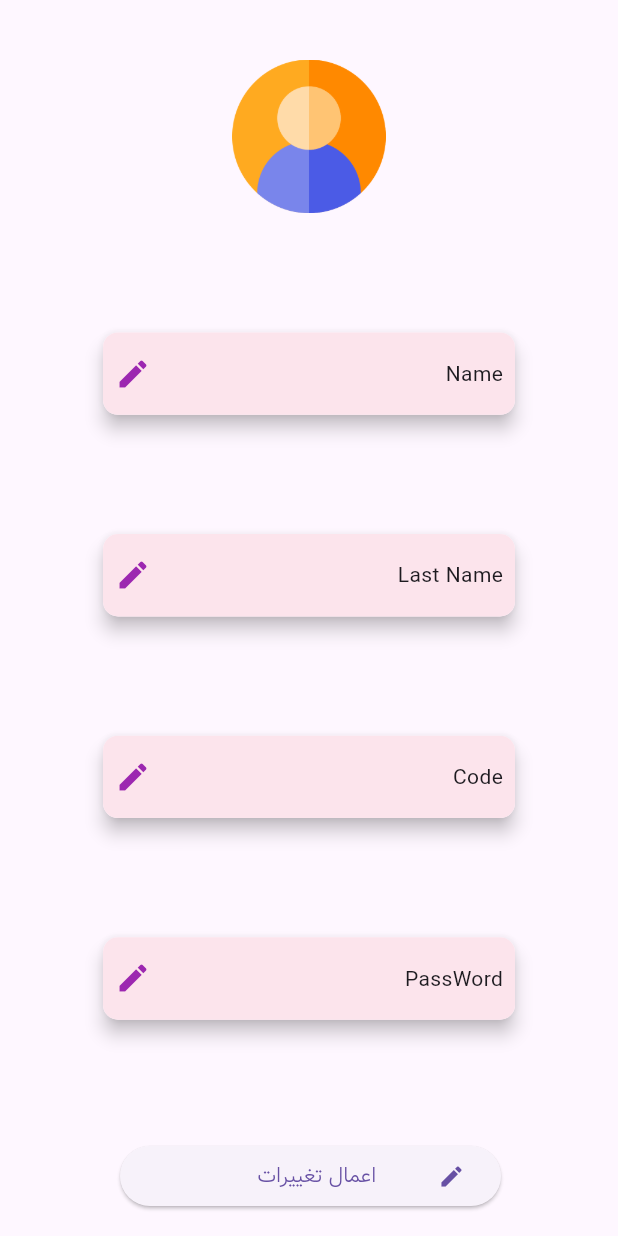
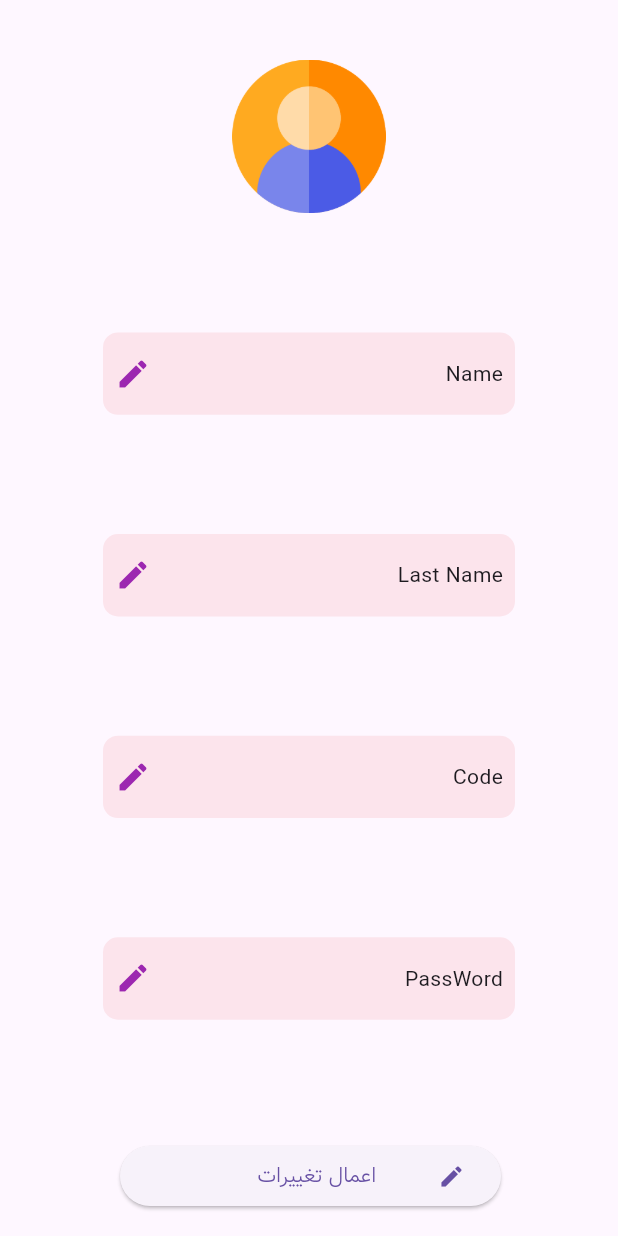
Before and after one commit to RezaHeidary/exam_app, a Flutter app: the UserView screen opened directly, on a phone screen of 412 x 824 dp. Run offline on Flutter 3.47's test engine with Material 2 defaults, Android fonts, the light colour scheme and no system bars; our stand-ins replace cached_network_image, custom_navigation_bar, get, get_storage, loading_animation_widget; accounts and stored records are empty.

Commit message:
update user view

```diff
--- a/lib/data/serveis/materialapp_service.dart
+++ b/lib/data/serveis/materialapp_service.dart
@@ -10,4 +10,8 @@ class MatrialAppService extends GetxService {
         ? Themes.darkTheme
         : Themes.lightTheme;
   }
+
+  Future getInit() async {
+    await GetStorage.init();
+  }
 }
--- a/lib/modules/home/controller/home_controller.dart
+++ b/lib/modules/home/controller/home_controller.dart
@@ -1,5 +1,5 @@
 import 'package:exam_app/core/theme/theme.dart';
-import 'package:exam_app/value/str.dart';
+import 'package:exam_app/core/value/str.dart';
 import 'package:flutter/material.dart';
 import 'package:get/get.dart';
 import 'package:get_storage/get_storage.dart';
@@ -9,10 +9,10 @@ class HomeController extends GetxController {
   var themeIndex = 0.obs;
 
   //user view
-  var textNameEditingController = TextEditingController();
-  var textLastNameEditingController = TextEditingController();
-  var textCodeEditingController = TextEditingController();
-  var textPasswodrEditingController = TextEditingController();
+  // var textNameEditingController = TextEditingController();
+  // var textLastNameEditingController = TextEditingController();
+  // var textCodeEditingController = TextEditingController();
+  // var textPasswodrEditingController = TextEditingController();
   var nameUser = "Name".obs;
   var lastNameUser = "Last Name".obs;
   var codeUser = "Code".obs;
@@ -36,6 +36,8 @@ class HomeController extends GetxController {
     getStorage.write("theme", "dark");
   }
 
+  getTextFildeForUser(String keyName, text) {}
+
   @override
   void onInit() {
     super.onInit();
--- a/lib/modules/home/view/home_view.dart
+++ b/lib/modules/home/view/home_view.dart
@@ -5,7 +5,7 @@ import 'package:exam_app/modules/home/view/user_view.dart';
 import 'package:exam_app/modules/home/widget/drawer_home_widget.dart';
 import 'package:exam_app/modules/home/widget/home_nav.dart';
 import 'package:exam_app/modules/home/widget/home_widget.dart';
-import 'package:exam_app/value/str.dart';
+import 'package:exam_app/core/value/str.dart';
 import 'package:flutter/material.dart';
 import 'package:get/get.dart';
 
--- a/lib/modules/home/view/user_view.dart
+++ b/lib/modules/home/view/user_view.dart
@@ -1,6 +1,5 @@
 import 'package:exam_app/modules/home/controller/home_controller.dart';
-import 'package:exam_app/modules/home/widget/user/user_modal_widget.dart';
-import 'package:exam_app/modules/home/widget/user/user_widget.dart';
+import 'package:exam_app/modules/home/widget/user/modal_and_input.dart';
 import 'package:flutter/material.dart';
 import 'package:get/get.dart';
 
@@ -11,8 +10,7 @@ class UserView extends StatelessWidget {
   @override
   Widget build(BuildContext context) {
     return Scaffold(
-      body: Obx(
-        () => SingleChildScrollView(
+      body: SingleChildScrollView(
         child: SizedBox(
           width: Get.width,
           height: Get.height,
@@ -24,35 +22,15 @@ class UserView extends StatelessWidget {
                   "assets/images/user.png",
                   scale: 5,
                 ),
-                  GestureDetector(
-                      onTap: () {
-                        UserModalWidget.showDialogName();
-                      },
-                      child: UserWidget.widgetUser(
-                          homeController.nameUser.value, context)),
-                  GestureDetector(
-                      onTap: () {
-                        UserModalWidget.showDialogLastName();
-                      },
-                      child: UserWidget.widgetUser(
-                          homeController.lastNameUser.value, context)),
-                  GestureDetector(
-                      onTap: () {
-                        UserModalWidget.showDialogCode();
-                      },
-                      child: UserWidget.widgetUser(
-                          homeController.codeUser.value, context)),
-                  GestureDetector(
-                      onTap: () {
-                        UserModalWidget.showDialogPass();
-                      },
-                      child: UserWidget.widgetUser(
-                          homeController.passUser.value, context)),
+                EditUserWidget(keyName: "Name", name: homeController.nameUser),
+                EditUserWidget(
+                    keyName: "LastName", name: homeController.lastNameUser),
+                EditUserWidget(keyName: "Code", name: homeController.codeUser),
+                EditUserWidget(keyName: "Pass", name: homeController.passUser),
                 const SizedBox(
                   height: 25,
                 )
               ]),
-          ),
         ),
       ),
       floatingActionButton: Padding(
--- a/lib/modules/home/widget/drawer_home_widget.dart
+++ b/lib/modules/home/widget/drawer_home_widget.dart
@@ -1,6 +1,5 @@
-import 'package:exam_app/core/theme/theme.dart';
 import 'package:exam_app/modules/home/controller/home_controller.dart';
-import 'package:exam_app/value/str.dart';
+import 'package:exam_app/core/value/str.dart';
 import 'package:flutter/material.dart';
 import 'package:get/get.dart';
 
--- a/lib/modules/home/widget/home_nav.dart
+++ b/lib/modules/home/widget/home_nav.dart
@@ -3,7 +3,7 @@ import 'package:exam_app/modules/home/controller/home_controller.dart';
 import 'package:flutter/material.dart';
 import 'package:get/get.dart';
 
-import '../../../value/str.dart';
+import '../../../core/value/str.dart';
 
 class HomeNavWidget {
   HomeNavWidget._();
--- /dev/null
+++ b/lib/modules/home/widget/user/modal_and_input.dart
@@ -0,0 +1,76 @@
+import 'package:exam_app/core/value/str.dart';
+import 'package:flutter/material.dart';
+import 'package:get/get.dart';
+
+class EditUserWidget extends StatelessWidget {
+  const EditUserWidget({
+    super.key,
+    required this.keyName,
+    required this.name,
+  });
+  final String keyName;
+  final Rx<String> name;
+
+  @override
+  Widget build(BuildContext context) {
+    var theme = Theme.of(context);
+    final textEditingController = TextEditingController();
+    myModal() {
+      return Get.defaultDialog(
+          title: MyString.editUserModal,
+          content: Padding(
+            padding: const EdgeInsets.all(8.0),
+            child: TextField(
+              controller: textEditingController,
+              decoration:
+                  InputDecoration(hintText: MyString.editTextBoxUserModal),
+            ),
+          ),
+          confirm: TextButton(
+              onPressed: () {
+                if (textEditingController.text.isNotEmpty) {
+                  name.value = textEditingController.text;
+                }
+
+                // switch (keyName) {
+                //   case "Name":
+                //     break;
+                //   case "LastName":
+                //     break;
+                //   case "Pass":
+                //     break;
+                //   case "Code":
+                //     break;
+                //   default:
+                // }
+
+                Get.back();
+              },
+              child: Text(MyString.editBtnUserModal)));
+    }
+
+    return GestureDetector(
+        onTap: () {
+          myModal();
+        },
+        child: Obx(() => Container(
+            width: Get.width / 1.5,
+            height: Get.height / 15,
+            decoration: BoxDecoration(
+                color: theme.cardColor,
+                borderRadius: BorderRadius.circular(10)),
+            child: Padding(
+              padding: const EdgeInsets.all(8.0),
+              child: Row(
+                mainAxisAlignment: MainAxisAlignment.spaceBetween,
+                // ignore: prefer_const_literals_to_create_immutables
+                children: [
+                  Text(
+                    name.value,
+                  ),
+                  const Icon(Icons.edit)
+                ],
+              ),
+            ))));
+  }
+}
--- a/lib/modules/home/widget/user/user_widget.dart
+++ b/lib/modules/home/widget/user/user_widget.dart
@@ -6,10 +6,7 @@ class UserWidget {
 
   static widgetUser(String str, context) {
     var theme = Theme.of(context).obs;
-    return Material(
-      borderRadius: BorderRadius.circular(10),
-      elevation: 5,
-      child: Container(
+    return Container(
         width: Get.width / 1.5,
         height: Get.height / 15,
         decoration: BoxDecoration(
@@ -27,7 +24,6 @@ class UserWidget {
               const Icon(Icons.edit)
             ],
           ),
-          )),
-    );
+        ));
   }
 }
--- a/lib/modules/login/view/login_view.dart
+++ b/lib/modules/login/view/login_view.dart
@@ -1,5 +1,5 @@
 import 'package:exam_app/core/theme/style.dart';
-import 'package:exam_app/value/str.dart';
+import 'package:exam_app/core/value/str.dart';
 import 'package:flutter/material.dart';
 import '../widget/login_widget.dart';
 
--- a/lib/modules/login/widget/login_widget.dart
+++ b/lib/modules/login/widget/login_widget.dart
@@ -1,5 +1,5 @@
 import 'package:exam_app/modules/login/controller/login_controller.dart';
-import 'package:exam_app/value/str.dart';
+import 'package:exam_app/core/value/str.dart';
 import 'package:flutter/material.dart';
 import 'package:get/get.dart';
 
--- a/lib/modules/result/view/result_view.dart
+++ b/lib/modules/result/view/result_view.dart
@@ -1,5 +1,5 @@
 import 'package:exam_app/core/theme/style.dart';
-import 'package:exam_app/value/str.dart';
+import 'package:exam_app/core/value/str.dart';
 import 'package:flutter/material.dart';
 
 class ResultView extends StatelessWidget {
--- a/lib/modules/single_test_manage/view/single_test_mange_view.dart
+++ b/lib/modules/single_test_manage/view/single_test_mange_view.dart
@@ -1,6 +1,6 @@
 import 'package:exam_app/core/theme/style.dart';
 import 'package:exam_app/route/pages.dart';
-import 'package:exam_app/value/str.dart';
+import 'package:exam_app/core/value/str.dart';
 import 'package:flutter/material.dart';
 import 'package:cached_network_image/cached_network_image.dart';
 import 'package:get/get.dart';
--- a/lib/modules/start_test/view/start_test_view.dart
+++ b/lib/modules/start_test/view/start_test_view.dart
@@ -1,6 +1,6 @@
 import 'package:exam_app/core/theme/style.dart';
 import 'package:exam_app/route/pages.dart';
-import 'package:exam_app/value/str.dart';
+import 'package:exam_app/core/value/str.dart';
 import 'package:flutter/material.dart';
 import 'package:get/get.dart';
 
```
Also changed, not shown: lib/main.dart (+8 -4 lines), lib/modules/home/widget/user/user_modal_widget.dart (deleted, +0 -99 lines), lib/core/value/str.dart (renamed from lib/value/str.dart). Lines whose indentation alone changed are shown as unchanged.
